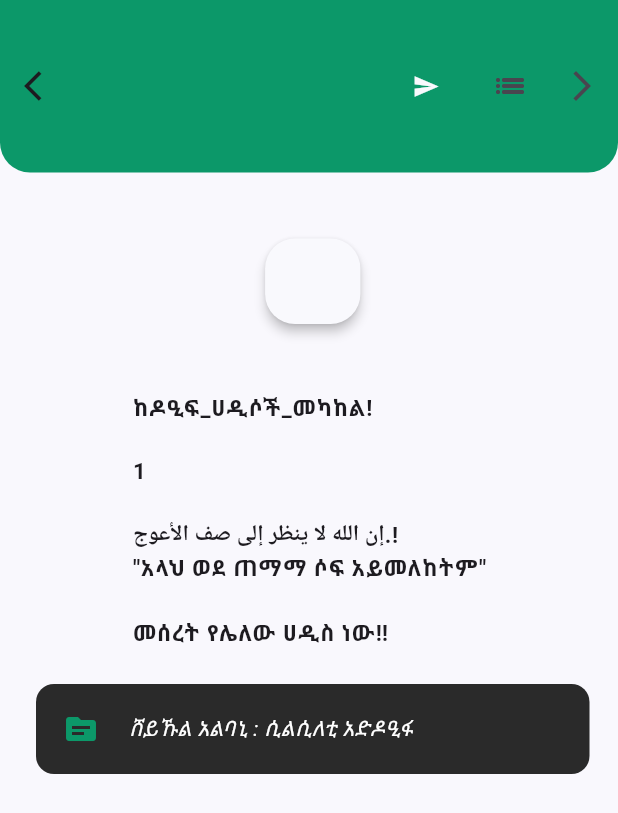
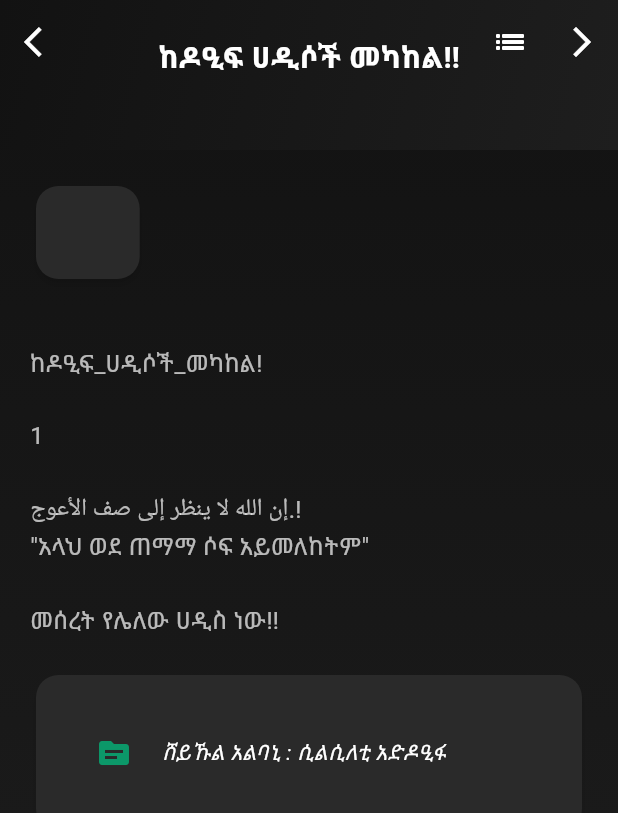
Before and after one commit to abduseK/Ye-Elm-Kazna, a Flutter app: the Page9 screen opened directly, after a tap on the "arrow back ios" icon, on a phone screen of 412 x 824 dp. Shown: the top 813 px of the screen. Run offline on Flutter 3.47's test engine with Material 3 defaults, Android fonts, the light colour scheme and no system bars; our stand-ins replace marquee, share.

Commit message:
update on Daef Hadith page UI

```diff
--- a/lib/pages/page9.dart
+++ b/lib/pages/page9.dart
@@ -1,133 +1,166 @@
 import 'package:flutter/material.dart';
-import 'package:ye_elm_kazna/constants.dart';
 import 'package:ye_elm_kazna/files/shortfiles.dart';
-import 'package:share/share.dart';
 import 'package:ye_elm_kazna/widgets/refractor_widgets.dart';
 
-
-
 class Page9 extends StatefulWidget {
-
-
-
   @override
-
   _Page9State createState() => _Page9State();
 }
 
 class _Page9State extends State<Page9> {
-
-
-
-  @override
-
   int barNumber = 16;
   int textNumber = 16;
   int sourceNumber = 16;
   int questionNumber = 16;
 
+  void updateNumbers(int change) {
+    setState(() {
+      barNumber += change;
+      textNumber += change;
+      sourceNumber += change;
+      questionNumber += change;
+
+      if (barNumber < 16) {
+        barNumber = 16;
+        textNumber = 16;
+        sourceNumber = 16;
+        questionNumber = 16;
+      } else if (barNumber > 24) {
+        barNumber = 24;
+        textNumber = 24;
+        sourceNumber = 24;
+        questionNumber = 24;
+      }
+    });
+  }
+
+  @override
   Widget build(BuildContext context) {
     return Scaffold(
-      backgroundColor: Color(0xFFF9F8FD),
-      appBar: AppBar(
-        flexibleSpace: Text("\n\n\n\n\n\n            " + appTitless4[barNumber],
-        style: TextStyle(
-          color: kBackgroundColor
+      extendBodyBehindAppBar: true,
+      appBar: PreferredSize(
+        preferredSize: Size.fromHeight(100.0),
+        child: AppBar(
+          backgroundColor: Colors.transparent,
+          elevation: 0,
+          flexibleSpace: Container(
+            decoration: BoxDecoration(
+              gradient: LinearGradient(
+                colors: [Color(0xFF121212), Color(0xFF1E1E1E)], // Dark gradient
+                begin: Alignment.topLeft,
+                end: Alignment.bottomRight,
+              ),
+            ),
+          ),
+          centerTitle: true,
+          title: Padding(
+            padding: const EdgeInsets.only(top: 20.0),
+            child: Text(
+              appTitless4[barNumber],
+              style: TextStyle(
+                fontSize: 20,
+                fontWeight: FontWeight.bold,
+                color: Colors.white, // White text for contrast
+              ),
+            ),
+          ),
+          leading: IconButton(
+            onPressed: () => updateNumbers(-1),
+            icon: Icon(Icons.arrow_back_ios, color: Colors.white),
+          ),
+          actions: [
+            // IconButton(
+            //   onPressed: () => Share.share(texts[textNumber]),
+            //   icon: Icon(Icons.send, color: Colors.white),
+            // ),
+            IconButton(
+              onPressed: () => Navigator.pop(context),
+              icon: Icon(Icons.list_sharp, color: Colors.white),
+            ),
+            IconButton(
+              onPressed: () => updateNumbers(1),
+              icon: Icon(Icons.arrow_forward_ios, color: Colors.white),
+            ),
+          ],
         ),
-        ),
-        backgroundColor: Color(0xFF0C9869),
-        toolbarHeight: 115.0,
-        shape: RoundedRectangleBorder(
-          borderRadius: BorderRadius.only(
-            bottomLeft: Radius.circular(20),
-            bottomRight: Radius.circular(20)
-          )
-        ),
-        leading: IconButton(
-          onPressed: () {
-            setState(() {
-              barNumber--;
-              textNumber--;
-              sourceNumber--;
-              questionNumber--;
-              if(barNumber < 16)
-              {
-                barNumber = 16;
-                questionNumber = 16;
-                sourceNumber = 16;
-                textNumber = 16;
-              }
-            });
-          },
-          icon: Icon(Icons.arrow_back_ios),),
-        actions: [
-          TextButton(
-                onPressed: () {
-                  Share.share(
+      ),
+      body: Stack(
+        children: [
+          // Dark background
+          Container(
+            decoration: BoxDecoration(
+              gradient: LinearGradient(
+                colors: [
+                  Color(0xFF121212),
+                  Color(0xFF1E1E1E)
+                ], // Dark gradient background
+                begin: Alignment.topCenter,
+                end: Alignment.bottomCenter,
+              ),
+            ),
+          ),
+          // Main content
+          SingleChildScrollView(
+            child: Padding(
+              padding:
+                  const EdgeInsets.symmetric(horizontal: 20.0, vertical: 120.0),
+              child: Column(
+                crossAxisAlignment: CrossAxisAlignment.start,
+                children: [
+                  // Question Card
+                  Card(
+                    color: Color(0xFF2A2A2A), // Darker card background
+                    shape: RoundedRectangleBorder(
+                      borderRadius: BorderRadius.circular(15),
+                    ),
+                    elevation: 2, // Minimal shadow
+                    shadowColor: Colors.black.withOpacity(0.5),
+                    child: Padding(
+                      padding: const EdgeInsets.all(18.0),
+                      child: Text(
+                        questions4[questionNumber],
+                        style: TextStyle(
+                          fontSize: 18,
+                          fontWeight: FontWeight.w600,
+                          color: Colors.white, // Light text for contrast
+                        ),
+                      ),
+                    ),
+                  ),
+                  SizedBox(height: 40.0),
+
+                  // Main Text Content
+                  Text(
                     texts4[textNumber],
-                  );
-                },
-                child: Icon(Icons.send,
-                color: kBackgroundColor,),
+                    style: TextStyle(
+                      fontSize: 16,
+                      color: Colors
+                          .white70, // Slightly muted white text for body content
+                      height: 1.5,
+                    ),
+                  ),
 
+                  SizedBox(height: 20.0),
+
+                  // Source Card
+                  Card(
+                    color: Color(
+                        0xFF2A2A2A), // Same dark background for consistency
+                    shape: RoundedRectangleBorder(
+                      borderRadius: BorderRadius.circular(15),
+                    ),
+                    elevation: 2, // Subtle shadow
+                    shadowColor: Colors.black.withOpacity(0.5),
+                    child: Padding(
+                      padding: const EdgeInsets.all(18.0),
+                      child: NewCard3(sourceNumber: sourceNumber),
+                    ),
+                  ),
+                ],
               ),
-          IconButton(
-              onPressed: () {
-                Navigator.pop(context);
-              },
-              icon: Icon(Icons.list_sharp)
+            ),
           ),
-          IconButton(
-            onPressed: () {
-              setState(() {
-                barNumber++;
-                textNumber++;
-                sourceNumber++;
-                questionNumber++;
-                if(barNumber > 24)
-                {
-                  barNumber = 24;
-                  questionNumber = 24;
-                  sourceNumber = 24;
-                  textNumber = 24;
-                }
-
-              });
-            },
-            icon: Icon(Icons.arrow_forward_ios),)
         ],
-      ),
-      body: SingleChildScrollView(
-        child: Padding(
-          padding: const EdgeInsets.only(left: 20.0, top: 40.0, right: 15.0),
-          child: Column(
-            children: [
-              Card(
-                color: kBackgroundColor,
-                elevation: 3,
-                shape: RoundedRectangleBorder(
-                  borderRadius: BorderRadius.circular(20)
-                ),
-                child: Padding(
-                  padding: const EdgeInsets.all(18.0),
-                  child: Text(questions4[questionNumber],
-                    style: questionTextStyle
-                  ),
-                ),
-              ),
-              SizedBox(height: 40.0,),
-              Text(
-                texts4[textNumber],
-                style: mainTextStyle
-              ),
-              SizedBox(
-                height: 20.0,
-              ),
-              NewCard3(sourceNumber: sourceNumber)
-
-            ],
-          ),
-        ),
       ),
     );
   }
```
